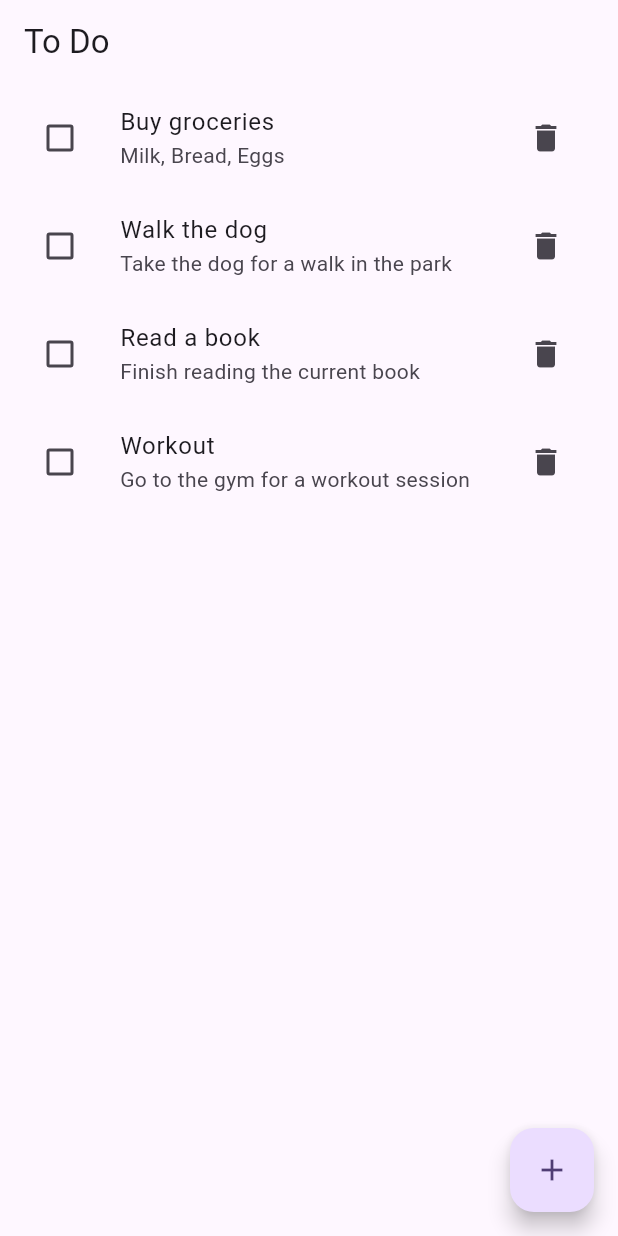
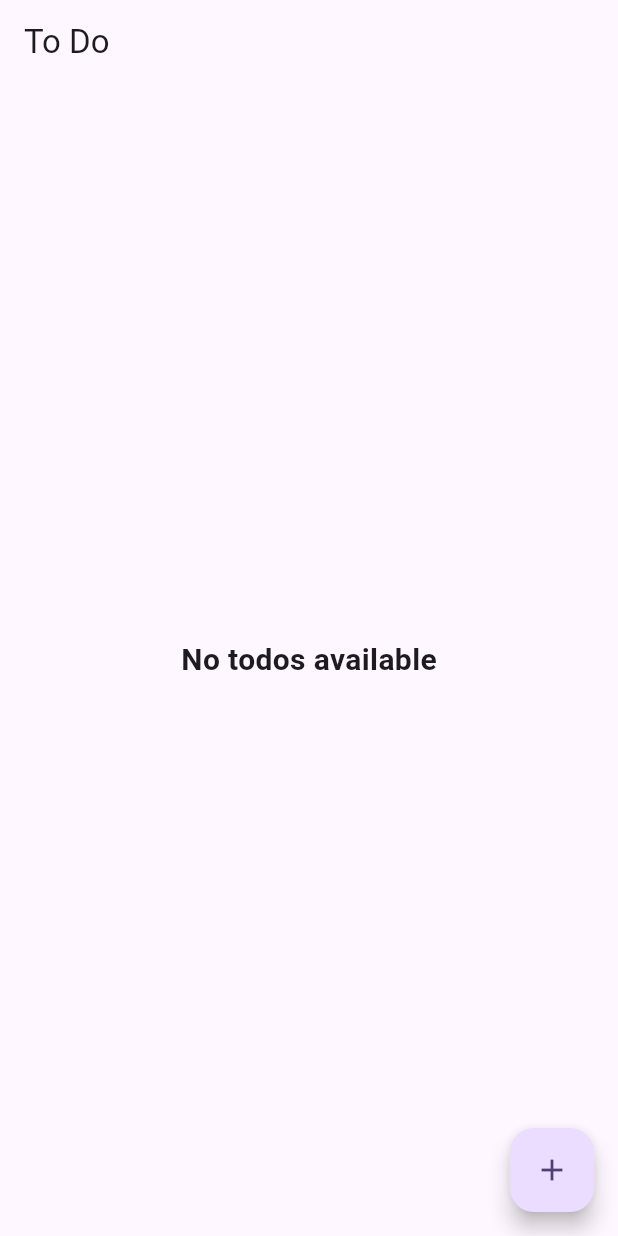
Before and after one commit to Dpi-001/ToDO, a Flutter app: the screen it shows after launch, on a phone screen of 412 x 824 dp. Run offline on Flutter 3.47's test engine with Material 3 defaults, Android fonts, the phone set to English and light mode, and no system bars.

```diff
--- a/lib/homescreen.dart
+++ b/lib/homescreen.dart
@@ -16,30 +16,30 @@ class _HomescreenpageState extends State<Homescreenpage> {
   String description = "";
 
   List<Todo> todos = [
-    Todo(
-      id: "1",
-      title: 'Buy groceries',
-      description: 'Milk, Bread, Eggs',
-      isCompleted: false,
-    ),
-    Todo(
-      id: "2",
-      title: 'Walk the dog',
-      description: 'Take the dog for a walk in the park',
-      isCompleted: false,
-    ),
-    Todo(
-      id: "3",
-      title: 'Read a book',
-      description: 'Finish reading the current book',
-      isCompleted: false,
-    ),
-    Todo(
-      id: "4",
-      title: 'Workout',
-      description: 'Go to the gym for a workout session',
-      isCompleted: false,
-    ),
+    // Todo(
+    //   id: "1",
+    //   title: 'Buy groceries',
+    //   description: 'Milk, Bread, Eggs',
+    //   isCompleted: false,
+    // ),
+    // Todo(
+    //   id: "2",
+    //   title: 'Walk the dog',
+    //   description: 'Take the dog for a walk in the park',
+    //   isCompleted: false,
+    // ),
+    // Todo(
+    //   id: "3",
+    //   title: 'Read a book',
+    //   description: 'Finish reading the current book',
+    //   isCompleted: false,
+    // ),
+    // Todo(
+    //   id: "4",
+    //   title: 'Workout',
+    //   description: 'Go to the gym for a workout session',
+    //   isCompleted: false,
+    // ),
   ];
 
   @override
@@ -47,14 +47,60 @@ class _HomescreenpageState extends State<Homescreenpage> {
     return Scaffold(
       appBar: AppBar(title: const Text('To Do')),
 
-      body: ListView.builder(
+      body:
+          todos.isEmpty
+              ? Center(
+                child: Text(
+                  'No todos available',
+                  style: TextStyle(fontSize: 20, fontWeight: FontWeight.bold),
+                ),
+              )
+              : ListView.builder(
                 itemBuilder: (ctx, i) {
                   return ListTile(
                     trailing: IconButton(
                       onPressed: () {
+                        showDialog(
+                          context: context,
+                          builder: (context) {
+                            return AlertDialog(
+                              title: Text('Delete Todo'),
+                              content: Text(
+                                'Are you sure you want to delete this todo?',
+                              ),
+                              actions: [
+                                TextButton(
+                                  onPressed: () {
+                                    Navigator.pop(context);
+                                  },
+                                  child: Text('Cancel'),
+                                ),
+                                TextButton(
+                                  onPressed: () {
                                     setState(() {
                                       todos.remove(todos[i]);
                                     });
+                                    ScaffoldMessenger.of(context).showSnackBar(
+                                      SnackBar(
+                                        backgroundColor: Colors.red,
+                                        action: SnackBarAction(
+                                          label: 'Undo',
+                                          onPressed: () {},
+                                        ),
+                                        behavior: SnackBarBehavior.floating,
+
+                                        content: Text('Todo deleted'),
+                                        duration: Duration(seconds: 2),
+                                      ),
+                                    );
+                                    Navigator.pop(context);
+                                  },
+                                  child: Text('Delete'),
+                                ),
+                              ],
+                            );
+                          },
+                        );
                       },
                       icon: Icon(Icons.delete),
                     ),
```
Lines whose indentation alone changed are shown as unchanged.
